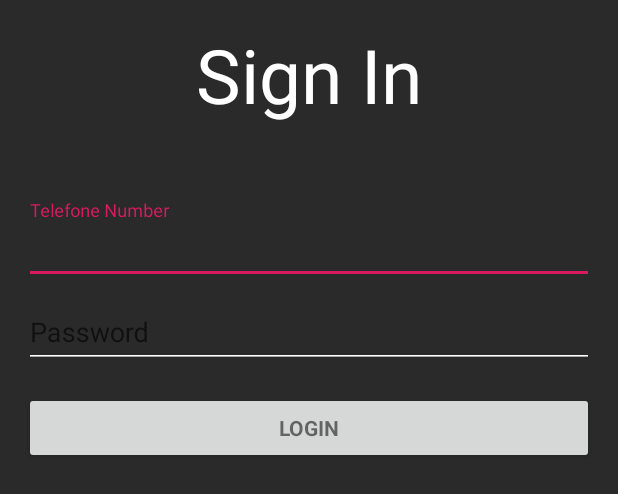
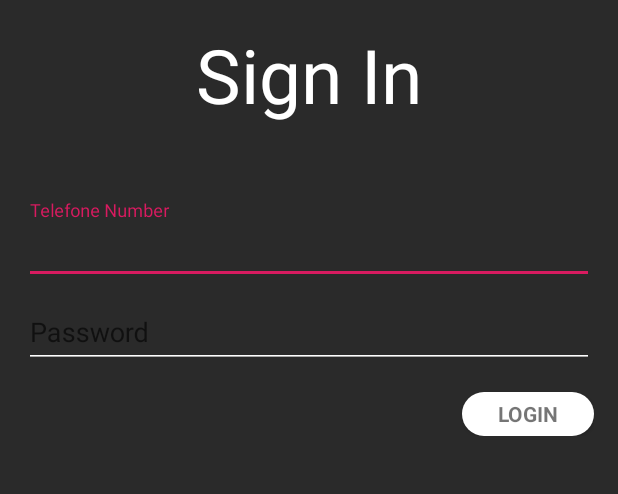
Before and after one commit to corakumnig/ELIKAD, an Android app: the layout activity_login.xml on its own in the app's theme, with its tools: preview values and no code run, on a phone screen of 412 x 824 dp. Shown: the top 494 px of the screen. Run offline under Robolectric (Android 15) with nearby library versions, the phone set to English and light mode, and no system bars.

Commit message:
button changed

```diff
--- a/ELIKAD_AlarmierungsApp/app/src/main/res/drawable/btn_round.xml
+++ b/ELIKAD_AlarmierungsApp/app/src/main/res/drawable/btn_round.xml
@@ -1,4 +1,5 @@
 <?xml version="1.0" encoding="utf-8"?>
-<selector xmlns:android="http://schemas.android.com/apk/res/android">
-
-</selector>
+<shape xmlns:android="http://schemas.android.com/apk/res/android">
+    <solid android:color="#FFFFFF"/>
+    <corners android:radius="30dp"/>
+</shape>
--- a/ELIKAD_AlarmierungsApp/app/src/main/res/layout/activity_login.xml
+++ b/ELIKAD_AlarmierungsApp/app/src/main/res/layout/activity_login.xml
@@ -86,10 +86,13 @@
             <Button
                 android:id="@+id/btn_login"
                 style="?android:textAppearanceSmall"
-                android:layout_width="match_parent"
-                android:layout_height="wrap_content"
+                android:layout_width="wrap_content"
+                android:layout_height="29dp"
+                android:layout_gravity="right"
                 android:layout_marginTop="16dp"
+                android:background="@drawable/btn_round"
                 android:text="@string/btn_login"
+                android:textAlignment="center"
                 android:textStyle="bold" />
 
         </LinearLayout>
```
